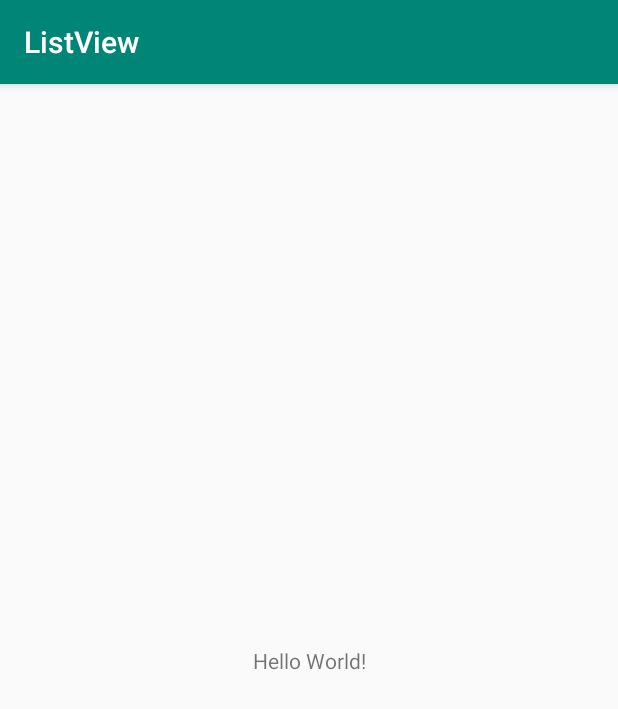
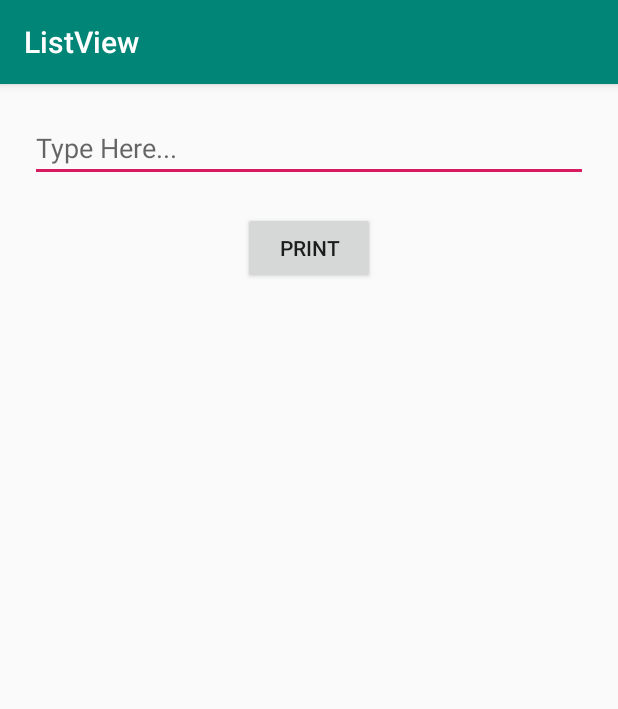
Before and after one commit to bipuldevashish/ListView, an Android app: the screen it shows after launch (MainActivity), on a phone screen of 412 x 824 dp. Shown: the top 709 px of the screen. Run offline under Robolectric (Android 15) with nearby library versions, the phone set to English and light mode, and no system bars; 6 statements that could not run were skipped.

Commit message:
final push

```diff
--- a/app/src/main/java/com/example/listview/MainActivity.java
+++ b/app/src/main/java/com/example/listview/MainActivity.java
@@ -3,12 +3,40 @@ package com.example.listview;
 import androidx.appcompat.app.AppCompatActivity;
 
 import android.os.Bundle;
+import android.view.View;
+import android.widget.ArrayAdapter;
+import android.widget.Button;
+import android.widget.EditText;
+import android.widget.ListView;
+
+import java.util.ArrayList;
 
 public class MainActivity extends AppCompatActivity {
+
+    EditText editText = findViewById(R.id.editText);
+    Button btn = findViewById(R.id.button);
+    ListView listView = findViewById(R.id.listView);
+    ArrayList<String> arrayList;
+    ArrayAdapter<String> adapter;
 
     @Override
     protected void onCreate(Bundle savedInstanceState) {
         super.onCreate(savedInstanceState);
         setContentView(R.layout.activity_main);
+        btn.setOnClickListener((View.OnClickListener) this);
+        arrayList = new ArrayList<String>();
+        adapter = new ArrayAdapter<String>(MainActivity.this, android.R.layout.simple_list_item_1 ,arrayList);
+        listView.setAdapter(adapter);
+        btnonClick();
+    }
+    public void btnonClick(){
+        btn.setOnClickListener(new View.OnClickListener() {
+            @Override
+            public void onClick(View v){
+                String result = editText.getText().toString();
+                arrayList.add(result);
+            }
+        });
+
     }
 }
--- a/app/src/main/res/layout/activity_main.xml
+++ b/app/src/main/res/layout/activity_main.xml
@@ -1,18 +1,32 @@
 <?xml version="1.0" encoding="utf-8"?>
-<androidx.constraintlayout.widget.ConstraintLayout xmlns:android="http://schemas.android.com/apk/res/android"
+<RelativeLayout xmlns:android="http://schemas.android.com/apk/res/android"
     xmlns:app="http://schemas.android.com/apk/res-auto"
     xmlns:tools="http://schemas.android.com/tools"
     android:layout_width="match_parent"
     android:layout_height="match_parent"
     tools:context=".MainActivity">
 
-    <TextView
+    <EditText
+        android:layout_width="match_parent"
+        android:layout_height="wrap_content"
+        android:hint="Type Here..."
+        android:layout_margin="20dp"
+        android:layout_alignParentTop="true"
+        android:id="@+id/editText" />
+
+    <Button
         android:layout_width="wrap_content"
         android:layout_height="wrap_content"
-        android:text="Hello World!"
-        app:layout_constraintBottom_toBottomOf="parent"
-        app:layout_constraintLeft_toLeftOf="parent"
-        app:layout_constraintRight_toRightOf="parent"
-        app:layout_constraintTop_toTopOf="parent" />
+        android:id="@+id/button"
+        android:layout_centerHorizontal="true"
+        android:layout_below="@+id/editText"
+        android:text="Print"/>
 
-</androidx.constraintlayout.widget.ConstraintLayout>
+    <ListView
+        android:layout_width="wrap_content"
+        android:layout_height="wrap_content"
+        android:id="@+id/listView"
+        android:layout_marginTop="20dp"
+        android:layout_below="@+id/button"/>
+
+</RelativeLayout>
```
